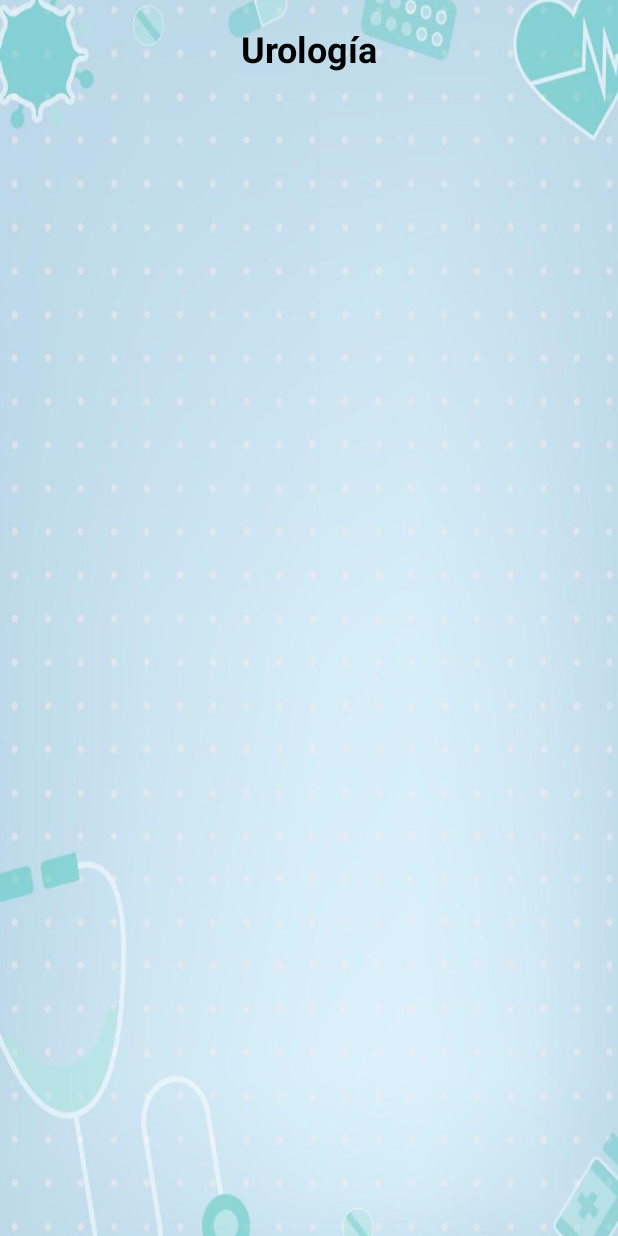
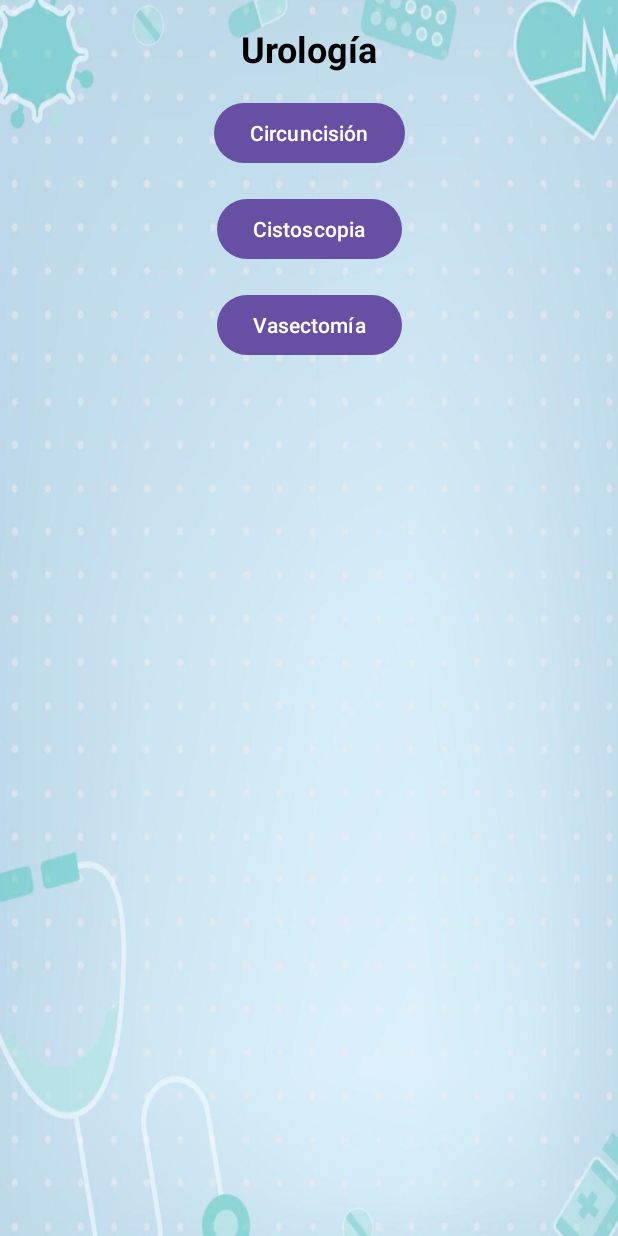
Before and after one commit to CifuX40/Quirofano, an Android app: the UrologiaActivity screen opened directly, with no data from a screen before it, on a phone screen of 412 x 824 dp. Run offline under Robolectric (Android 15) with nearby library versions, the light colour scheme and no system bars.

Commit message:
Botónes urología

```diff
--- a/app/src/main/AndroidManifest.xml
+++ b/app/src/main/AndroidManifest.xml
@@ -42,5 +42,9 @@
         <activity android:name=".HemorroidectomiaActivity" />
         <activity android:name=".MastectomiaActivity" />
         <activity android:name=".ProtesisMamariaActivity" />
+        <activity android:name=".CircuncisionActivity" />
+        <activity android:name=".CistoscopiaActivity" />
+        <activity android:name=".VasectomiaActivity" />
+
     </application>
 </manifest>
--- a/app/src/main/java/aplicacion/quirofano/UrologiaActivity.kt
+++ b/app/src/main/java/aplicacion/quirofano/UrologiaActivity.kt
@@ -1,6 +1,8 @@
 package aplicacion.quirofano
 
+import android.content.Intent
 import android.os.Bundle
+import android.widget.Button
 import androidx.appcompat.app.AppCompatActivity
 
 class UrologiaActivity : AppCompatActivity() {
@@ -8,5 +10,22 @@ class UrologiaActivity : AppCompatActivity() {
         super.onCreate(savedInstanceState)
         setContentView(R.layout.urologia)
 
+        val btnCircuncision = findViewById<Button>(R.id.buttonCircuncision)
+        btnCircuncision.setOnClickListener {
+            val intent = Intent(this, CircuncisionActivity::class.java)
+            startActivity(intent)
+        }
+
+        val btnCistoscopia = findViewById<Button>(R.id.buttonCistoscopia)
+        btnCistoscopia.setOnClickListener {
+            val intent = Intent(this, CistoscopiaActivity::class.java)
+            startActivity(intent)
+        }
+
+        val btnVasectomia = findViewById<Button>(R.id.buttonVasectomia)
+        btnVasectomia.setOnClickListener {
+            val intent = Intent(this, VasectomiaActivity::class.java)
+            startActivity(intent)
+        }
     }
 }
--- a/app/src/main/res/layout/urologia.xml
+++ b/app/src/main/res/layout/urologia.xml
@@ -20,4 +20,34 @@
         app:layout_constraintStart_toStartOf="parent"
         app:layout_constraintTop_toTopOf="parent" />
 
+    <Button
+        android:id="@+id/buttonCircuncision"
+        android:layout_width="wrap_content"
+        android:layout_height="wrap_content"
+        android:layout_marginTop="16dp"
+        android:text="Circuncisión"
+        app:layout_constraintEnd_toEndOf="parent"
+        app:layout_constraintStart_toStartOf="parent"
+        app:layout_constraintTop_toBottomOf="@id/txtTituloUrologia" />
+
+    <Button
+        android:id="@+id/buttonCistoscopia"
+        android:layout_width="wrap_content"
+        android:layout_height="wrap_content"
+        android:layout_marginTop="16dp"
+        android:text="Cistoscopia"
+        app:layout_constraintEnd_toEndOf="parent"
+        app:layout_constraintStart_toStartOf="parent"
+        app:layout_constraintTop_toBottomOf="@id/buttonCircuncision" />
+
+    <Button
+        android:id="@+id/buttonVasectomia"
+        android:layout_width="wrap_content"
+        android:layout_height="wrap_content"
+        android:layout_marginTop="16dp"
+        android:text="Vasectomía"
+        app:layout_constraintEnd_toEndOf="parent"
+        app:layout_constraintStart_toStartOf="parent"
+        app:layout_constraintTop_toBottomOf="@id/buttonCistoscopia" />
+
 </androidx.constraintlayout.widget.ConstraintLayout>
```
Also changed, not shown: app/src/main/java/aplicacion/quirofano/CircuncisionActivity.kt (added, +11 -0 lines), app/src/main/java/aplicacion/quirofano/CistoscopiaActivity.kt (added, +11 -0 lines), app/src/main/java/aplicacion/quirofano/VasectomiaActivity.kt (added, +11 -0 lines), app/src/main/res/layout/circuncision.xml (added, +23 -0 lines), app/src/main/res/layout/cistoscopia.xml (added, +23 -0 lines), app/src/main/res/layout/vasectomia.xml (added, +23 -0 lines).
